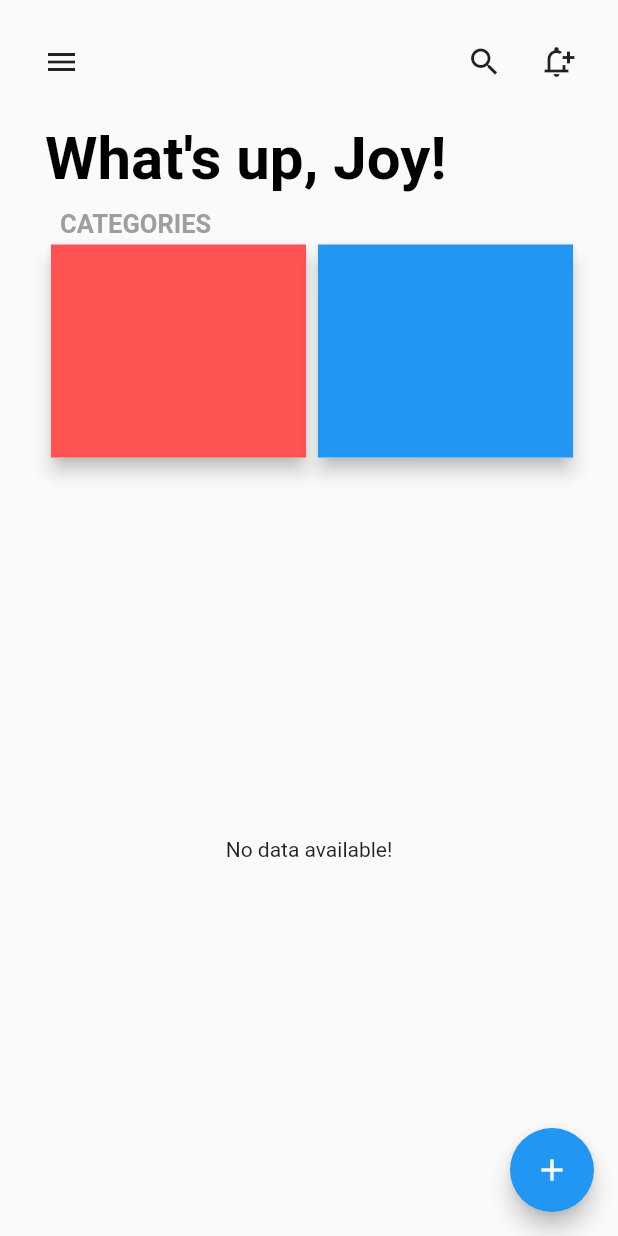
After one commit to justEthical/ToDoApp, a Flutter app: the screen it shows after launch, on a phone screen of 412 x 824 dp. The commit adds this screen. Run offline on Flutter 3.47's test engine with Material 2 defaults, Android fonts, the phone set to English and light mode, and no system bars; our stand-ins replace hive, hive_flutter; accounts and stored records are empty; Roboto replaces fonts that are missing (Montserrat).

Commit message:
formatec todolist screen

```diff
--- /dev/null
+++ b/lib/Screens/todo_list_screen/Widgets/app_bar.dart
@@ -0,0 +1,25 @@
+import 'package:flutter/material.dart';
+
+
+class CustomAppBar extends StatelessWidget {
+  const CustomAppBar({ Key? key }) : super(key: key);
+
+  @override
+  Widget build(BuildContext context) {
+    return Container(
+      padding: const EdgeInsets.all(17),
+      child: Row(
+        children: [
+          IconButton(onPressed: () {}, icon: const Icon(Icons.menu)),
+          const Expanded(
+            child: SizedBox(),
+          ),
+          IconButton(onPressed: () {}, icon: const Icon(Icons.search)),
+          IconButton(
+              onPressed: () {},
+              icon: const Icon(Icons.notification_add_outlined))
+        ],
+      ),
+    );
+  }
+}
--- /dev/null
+++ b/lib/Screens/todo_list_screen/Widgets/big_text.dart
@@ -0,0 +1,18 @@
+import 'package:flutter/material.dart';
+
+class BigText extends StatelessWidget {
+  const BigText({ Key? key }) : super(key: key);
+
+  @override
+  Widget build(BuildContext context) {
+    return Container(
+        width: MediaQuery.of(context).size.width,
+        //color: Colors.blue,
+        padding: const EdgeInsets.only(left: 30),
+        child: const Text(
+          "What's up, Joy!",
+          style: TextStyle(
+              fontSize: 40, color: Colors.black, fontWeight: FontWeight.bold),
+        ));
+  }
+}
--- /dev/null
+++ b/lib/Screens/todo_list_screen/Widgets/categories.dart
@@ -0,0 +1,84 @@
+import 'package:flutter/material.dart';
+
+class Categories extends StatefulWidget {
+  const Categories({Key? key}) : super(key: key);
+
+  @override
+  _CategoriesState createState() => _CategoriesState();
+}
+
+class _CategoriesState extends State<Categories> {
+  @override
+  Widget build(BuildContext context) {
+    var w = MediaQuery.of(context).size.width;
+
+    return Container(
+      width: w,
+      height: 180,
+      //color: Colors.green,
+      //padding: const EdgeInsets.only(left: 30, top: 20),
+      child: Column(
+        mainAxisAlignment: MainAxisAlignment.start,
+        children: [
+          Container(
+            width: w - 30,
+            padding: EdgeInsets.only(left: 25, top: 10),
+            //color: Colors.red,
+            child: const Text(
+              "CATEGORIES",
+              style: TextStyle(
+                  fontSize: 17,
+                  color: Colors.grey,
+                  fontWeight: FontWeight.bold),
+            ),
+          ),
+
+          // Expanded(
+          //     child: Container(
+          //   padding: EdgeInsets.only(
+          //     left: 30,
+          //   ),
+          //   child: Row(
+          //     children: [
+          //       Card(
+          //           elevation: 5,
+          //           child: Container(
+          //               width: 170, height: 150, color: Colors.redAccent)),
+          //       Card(
+          //           elevation: 5,
+          //           child: Container(
+          //             width: 170,
+          //             height: 150,
+          //             color: Colors.blue,
+          //           ))
+          //     ],
+          //   ),
+          // ))
+
+          Expanded(
+            child: Padding(
+              padding: const EdgeInsets.only(left: 30),
+              child: ListView(
+                scrollDirection: Axis.horizontal,
+                //shrinkWrap: true,
+                children: [
+                  Card(
+                      elevation: 5,
+                      child: Container(
+                          width: 170, height: 150, color: Colors.redAccent)),
+                  Card(
+                      elevation: 5,
+                      child: Container(
+                        width: 170,
+                        height: 150,
+                        color: Colors.blue,
+                      ))
+                ],
+              ),
+            ),
+          )
+        ],
+      ),
+    );
+  }
+}
--- /dev/null
+++ b/lib/Screens/todo_list_screen/Widgets/todos.dart
@@ -0,0 +1,96 @@
+import 'package:aitra_todo/adapters/todo_adapter.dart';
+import 'package:flutter/material.dart';
+import 'package:hive/hive.dart';
+import 'package:hive_flutter/hive_flutter.dart';
+
+class TodosView extends StatefulWidget {
+  const TodosView({ Key? key }) : super(key: key);
+
+  @override
+  _TodosViewState createState() => _TodosViewState();
+}
+
+class _TodosViewState extends State<TodosView> {
+  @override
+  Widget build(BuildContext context) {
+    return ValueListenableBuilder(
+      valueListenable: Hive.box<Todo>('todos').listenable(),
+      builder: (context, Box<Todo> box, _) {
+        if (box.values.isEmpty) {
+          return const Center(
+              child: Text(
+            "No data available!",
+            style: TextStyle(fontFamily: 'Montserrat')),
+          );
+        }
+        return ListView.builder(
+            itemCount: box.length,
+            itemBuilder: (context, index) {
+              Todo todo = box.getAt(index)!;
+              return Dismissible(
+                  onDismissed: (direction) async {
+                    await box.deleteAt(index);
+                  },
+                  key: Key(todo.title!),
+                  child: _taskTile(todo));
+              // return ListTile(
+              //   onLongPress: () async {
+              //     await box.deleteAt(index);
+              //   },
+              //   title: Text(
+              //     todo.title!,
+              //     style: TextStyle(fontSize: 20, fontFamily: 'Montserrat'),
+              //   ),
+              //   subtitle: Text(
+              //     todo.done.toString(),
+              //     style: TextStyle(fontSize: 16, fontFamily: 'Montserrat'),
+              //   ),
+              // );
+            });
+      },
+    );
+  }
+
+  _taskTile(task) {
+    return Container(
+      padding: EdgeInsets.all(15),
+      margin: EdgeInsets.only(top: 5, bottom: 5, left: 20, right: 20),
+      width: MediaQuery.of(context).size.width,
+      decoration: BoxDecoration(
+          borderRadius: BorderRadius.circular(15),
+          color: Colors.grey.withOpacity(0.1)),
+      child: Row(
+        children: [
+          GestureDetector(
+            onTap: () {
+              task.done = !task.done;
+              setState(() {});
+            },
+            child: Container(
+              width: 20,
+              height: 20,
+              decoration: BoxDecoration(
+                  color: task.done
+                      ? Colors.grey.withOpacity(0.7)
+                      : Colors.transparent,
+                  border: Border.all(color: Colors.grey, width: 2),
+                  borderRadius: BorderRadius.circular(20)),
+            ),
+          ),
+          Container(
+              padding: EdgeInsets.only(left: 10),
+              child: Text(
+                task.title,
+                overflow: TextOverflow.ellipsis,
+                style: TextStyle(
+                    fontSize: 20,
+                    color:
+                        task.done ? Colors.grey.withOpacity(0.7) : Colors.black,
+                    decoration: task.done
+                        ? TextDecoration.lineThrough
+                        : TextDecoration.none),
+              ))
+        ],
+      ),
+    );}
+}
--- a/lib/Screens/todo_list_screen/todo_list_screen.dart
+++ b/lib/Screens/todo_list_screen/todo_list_screen.dart
@@ -1,4 +1,8 @@
 import 'package:aitra_todo/Screens/add_todo_screen/add_todo.dart';
+import 'package:aitra_todo/Screens/todo_list_screen/Widgets/app_bar.dart';
+import 'package:aitra_todo/Screens/todo_list_screen/Widgets/big_text.dart';
+import 'package:aitra_todo/Screens/todo_list_screen/Widgets/categories.dart';
+import 'package:aitra_todo/Screens/todo_list_screen/Widgets/todos.dart';
 import 'package:aitra_todo/adapters/todo_adapter.dart';
 import 'package:flutter/material.dart';
 import 'package:hive/hive.dart';
@@ -20,15 +24,15 @@ class _TodoListScreenState extends State<TodoListScreen> {
             Navigator.push(
                 context, MaterialPageRoute(builder: (ctx) => const AddTodo()));
           },
-          child: Icon(Icons.add)),
+          child: const Icon(Icons.add)),
       body: SafeArea(
         child: Column(
           mainAxisAlignment: MainAxisAlignment.start,
-          children: [
-            _topBar(),
-            _bigText(),
-            _categories(),
-            Expanded(child: _todoList())
+          children: const [
+            CustomAppBar(),
+            BigText(),
+            Categories(),
+            Expanded(child: TodosView())
           ],
         ),
       ),
@@ -65,77 +69,76 @@ class _TodoListScreenState extends State<TodoListScreen> {
         ));
   }
 
-  _categories() {
-    var w = MediaQuery.of(context).size.width;
-    return Container(
-      width: w,
-      height: 180,
-      //color: Colors.green,
-      //padding: const EdgeInsets.only(left: 30, top: 20),
-      child: Column(
-        mainAxisAlignment: MainAxisAlignment.start,
-        children: [
-          Container(
-            width: w - 30,
-            padding: EdgeInsets.only(left: 25, top: 10),
-            //color: Colors.red,
-            child: const Text(
-              "CATEGORIES",
-              style: TextStyle(
-                  fontSize: 17,
-                  color: Colors.grey,
-                  fontWeight: FontWeight.bold),
-            ),
-          ),
+  // _categories() {
+  //   return Container(
+  //     width: w,
+  //     height: 180,
+  //     //color: Colors.green,
+  //     //padding: const EdgeInsets.only(left: 30, top: 20),
+  //     child: Column(
+  //       mainAxisAlignment: MainAxisAlignment.start,
+  //       children: [
+  //         Container(
+  //           width: w - 30,
+  //           padding: EdgeInsets.only(left: 25, top: 10),
+  //           //color: Colors.red,
+  //           child: const Text(
+  //             "CATEGORIES",
+  //             style: TextStyle(
+  //                 fontSize: 17,
+  //                 color: Colors.grey,
+  //                 fontWeight: FontWeight.bold),
+  //           ),
+  //         ),
 
-          // Expanded(
-          //     child: Container(
-          //   padding: EdgeInsets.only(
-          //     left: 30,
-          //   ),
-          //   child: Row(
-          //     children: [
-          //       Card(
-          //           elevation: 5,
-          //           child: Container(
-          //               width: 170, height: 150, color: Colors.redAccent)),
-          //       Card(
-          //           elevation: 5,
-          //           child: Container(
-          //             width: 170,
-          //             height: 150,
-          //             color: Colors.blue,
-          //           ))
-          //     ],
-          //   ),
-          // ))
+  //         // Expanded(
+  //         //     child: Container(
+  //         //   padding: EdgeInsets.only(
+  //         //     left: 30,
+  //         //   ),
+  //         //   child: Row(
+  //         //     children: [
+  //         //       Card(
+  //         //           elevation: 5,
+  //         //           child: Container(
+  //         //               width: 170, height: 150, color: Colors.redAccent)),
+  //         //       Card(
+  //         //           elevation: 5,
+  //         //           child: Container(
+  //         //             width: 170,
+  //         //             height: 150,
+  //         //             color: Colors.blue,
+  //         //           ))
+  //         //     ],
+  //         //   ),
+  //         // ))
 
-          Expanded(
-            child: Padding(
-              padding: const EdgeInsets.only(left: 30),
-              child: ListView(
-                scrollDirection: Axis.horizontal,
-                //shrinkWrap: true,
-                children: [
-                  Card(
-                      elevation: 5,
-                      child: Container(
-                          width: 170, height: 150, color: Colors.redAccent)),
-                  Card(
-                      elevation: 5,
-                      child: Container(
-                        width: 170,
-                        height: 150,
-                        color: Colors.blue,
-                      ))
-                ],
-              ),
-            ),
-          )
-        ],
-      ),
-    );
-  }
+  //         Expanded(
+  //           child: Padding(
+  //             padding: const EdgeInsets.only(left: 30),
+  //             child: ListView(
+  //               scrollDirection: Axis.horizontal,
+  //               //shrinkWrap: true,
+  //               children: [
+  //                 Card(
+  //                     elevation: 5,
+  //                     child: Container(
+  //                         width: 170, height: 150, color: Colors.redAccent)),
+  //                 Card(
+  //                     elevation: 5,
+  //                     child: Container(
+  //                       width: 170,
+  //                       height: 150,
+  //                       color: Colors.blue,
+  //                     ))
+  //               ],
+  //             ),
+  //           ),
+  //         )
+  //       ],
+  //     ),
+  //   );
+  // }
 
   _todoList() {
     return ValueListenableBuilder(
@@ -143,9 +146,8 @@ class _TodoListScreenState extends State<TodoListScreen> {
       builder: (context, Box<Todo> box, _) {
         if (box.values.isEmpty) {
           return const Center(
-              child: Text(
-            "No data available!",
-            style: TextStyle(fontFamily: 'Montserrat')),
+            child: Text("No data available!",
+                style: TextStyle(fontFamily: 'Montserrat')),
           );
         }
         return ListView.builder(
```
